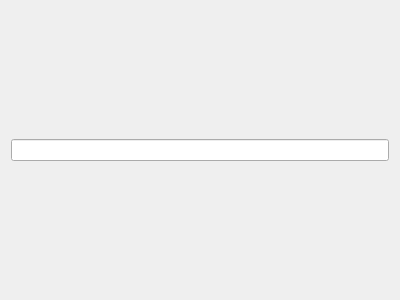
Old version of the form Project2/ui/resourcewidget.ui in the repository jesusdz/AGP.
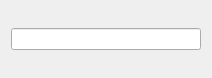
New version of the form.

```diff
--- a/Project2/ui/resourcewidget.ui
+++ b/Project2/ui/resourcewidget.ui
@@ -6,12 +6,12 @@
    <rect>
     <x>0</x>
     <y>0</y>
-    <width>400</width>
-    <height>300</height>
+    <width>212</width>
+    <height>78</height>
    </rect>
   </property>
   <property name="sizePolicy">
-   <sizepolicy hsizetype="Preferred" vsizetype="Minimum">
+   <sizepolicy hsizetype="Expanding" vsizetype="Minimum">
     <horstretch>0</horstretch>
     <verstretch>0</verstretch>
    </sizepolicy>
```
